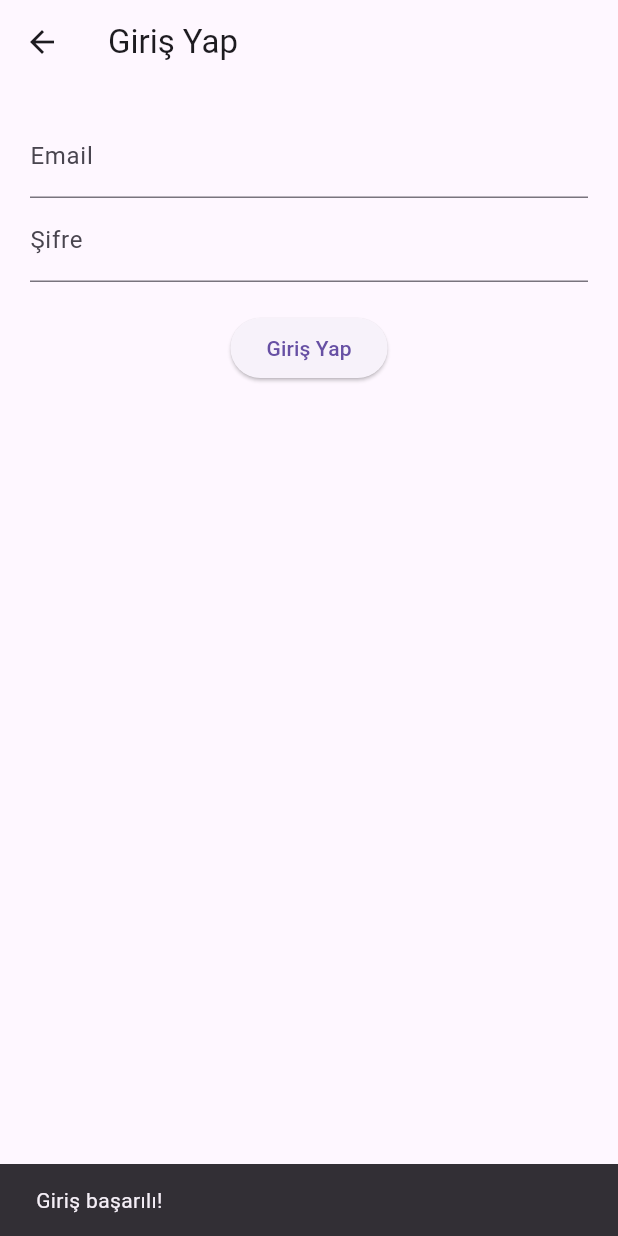
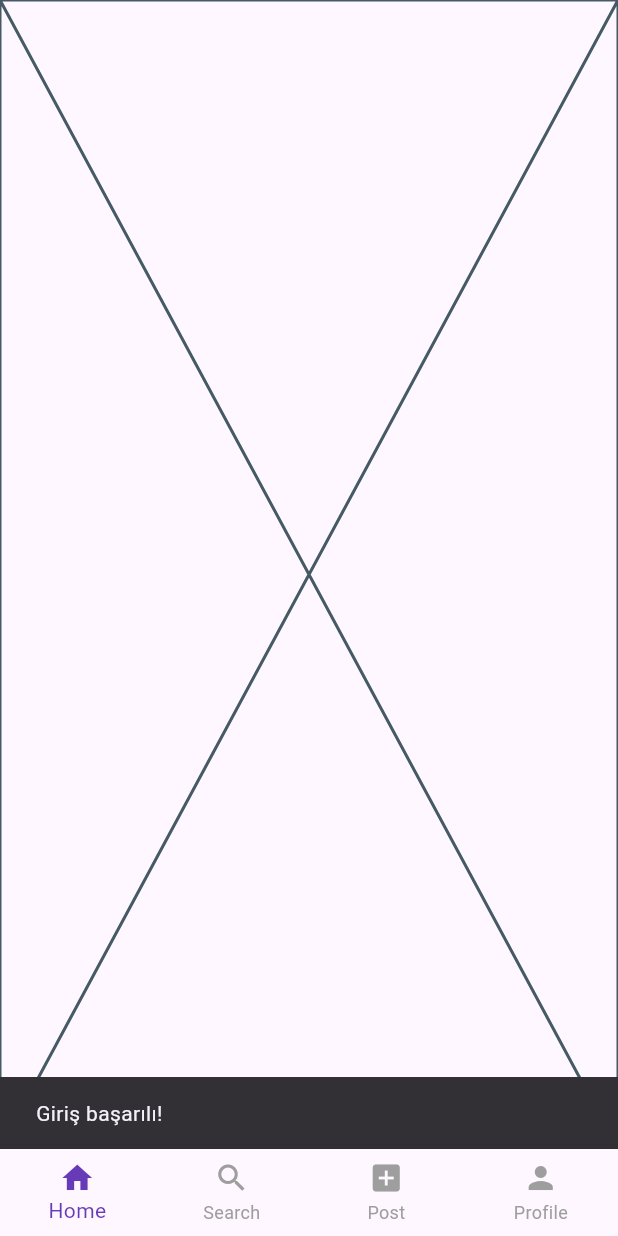
Before and after one commit to pashasarizada/E-Commerce, a Flutter app: the LoginView screen opened directly, after a tap on "Giriş Yap", on a phone screen of 412 x 824 dp. Run offline on Flutter 3.47's test engine with Material 3 defaults, Android fonts, the phone set to English and light mode, and no system bars; our stand-ins replace cloud_firestore, firebase_auth, firebase_core; accounts and stored records are empty; network calls fail.

Commit message:
MainPage and Navigation bar templates created

```diff
--- a/lib/main.dart
+++ b/lib/main.dart
@@ -2,11 +2,11 @@ import 'package:firebase_core/firebase_core.dart';
 import 'package:flutter/material.dart';
 import 'firebase_options.dart';
 import 'package:provider/provider.dart';
-import 'package:ecom/views/registerView.dart';
-import 'package:ecom/views/loginView.dart';
+import 'package:ecom/views/registerPageView.dart';
+import 'package:ecom/views/loginPageView.dart';
 import 'package:ecom/viewmodels/loginViewModel.dart';
 import 'package:ecom/viewmodels/registerViewModel.dart';
-import 'package:ecom/views/welcomeView.dart';
+import 'package:ecom/views/welcomePageView.dart';
 void main() async {
   WidgetsFlutterBinding.ensureInitialized();
 
--- a/lib/views/loginView.dart
+++ b/lib/views/loginPageView.dart
@@ -3,7 +3,7 @@ import '../services/authService.dart';
 import 'package:flutter/material.dart';
 import 'package:provider/provider.dart';
 import '../viewmodels/loginViewModel.dart';
-
+import 'main/mainPageView.dart';
 class LoginView extends StatelessWidget {
   const LoginView({super.key});
 
@@ -45,7 +45,10 @@ class LoginView extends StatelessWidget {
                     const SnackBar(content: Text("Giriş başarılı!")),
                   );
                   // TODO: Navigate to Home Page
-                }
+                  Navigator.push(
+                    context,
+                    MaterialPageRoute(builder: (context) => const MainPageView()),
+                  );                }
               },
               child: const Text('Giriş Yap'),
             ),
--- /dev/null
+++ b/lib/views/main/homePageView.dart
@@ -0,0 +1,10 @@
+import 'package:flutter/material.dart';
+
+class HomePageView extends StatelessWidget {
+  const HomePageView({super.key});
+
+  @override
+  Widget build(BuildContext context) {
+    return const Placeholder();
+  }
+}
--- /dev/null
+++ b/lib/views/main/mainPageView.dart
@@ -0,0 +1,47 @@
+import 'package:flutter/material.dart';
+import 'postPageView.dart';
+import 'homePageView.dart';
+import 'searchPageView.dart';
+import 'profilePageView.dart';
+
+class MainPageView extends StatefulWidget {
+  const MainPageView({super.key});
+
+  @override
+  State<MainPageView> createState() => _MainPageViewState();
+}
+
+class _MainPageViewState extends State<MainPageView> {
+  int _currentIndex = 0;
+
+  final List<Widget> _pages = const [
+   HomePageView(),
+    SearchPageView(),
+    PostPageView(),
+    ProfilePageView(),
+  ];
+
+  @override
+  Widget build(BuildContext context) {
+    return Scaffold(
+      body: _pages[_currentIndex],
+      bottomNavigationBar: BottomNavigationBar(
+        currentIndex: _currentIndex,
+        selectedItemColor: Colors.deepPurple,
+        unselectedItemColor: Colors.grey,
+        onTap: (index) {
+          setState(() {
+            _currentIndex = index;
+          });
+        },
+        type: BottomNavigationBarType.fixed,
+        items: const [
+          BottomNavigationBarItem(icon: Icon(Icons.home), label: 'Home'),
+          BottomNavigationBarItem(icon: Icon(Icons.search), label: 'Search'),
+          BottomNavigationBarItem(icon: Icon(Icons.add_box), label: 'Post'),
+          BottomNavigationBarItem(icon: Icon(Icons.person), label: 'Profile'),
+        ],
+      ),
+    );
+  }
+}
```
Also changed, not shown: lib/views/main/postPageView.dart (added, +16 -0 lines), lib/views/main/profilePageView.dart (added, +9 -0 lines), lib/views/main/searchPageView.dart (added, +9 -0 lines), lib/views/welcomePageView.dart (renamed from lib/views/welcomeView.dart, +11 -16 lines), lib/widgets/customButton.dart (added, +49 -0 lines), lib/views/registerPageView.dart (renamed from lib/views/registerView.dart), 1 other file.
